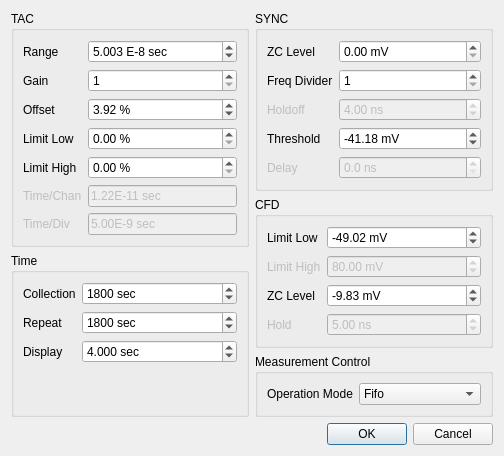
Before: the Qt Designer form src/qudi/gui/tcspc/tcsps_system_parameters.ui in tugatoconhelado/Qoptics_exp, drawn with Qt 5.
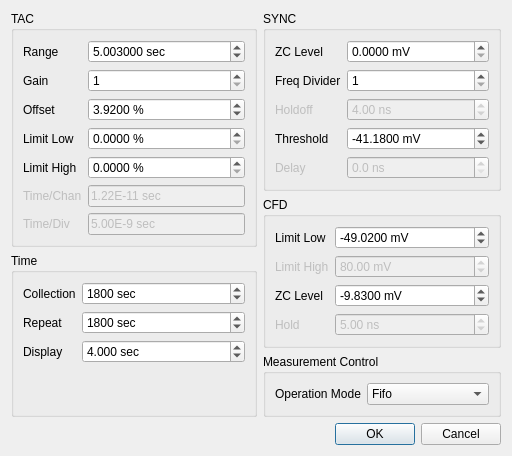
After: the same form once the commit is applied.

Commit message: Added parameter modification to TCSPC qudi package

```diff
--- a/src/qudi/gui/tcspc/tcsps_system_parameters.ui
+++ b/src/qudi/gui/tcspc/tcsps_system_parameters.ui
@@ -6,7 +6,7 @@
    <rect>
     <x>0</x>
     <y>0</y>
-    <width>504</width>
+    <width>512</width>
     <height>439</height>
    </rect>
   </property>
@@ -34,10 +34,10 @@
           <item row="0" column="1">
            <widget class="QDoubleSpinBox" name="tac_range_spinbox">
             <property name="suffix">
-             <string> E-8 sec</string>
+             <string> sec</string>
             </property>
             <property name="decimals">
-             <number>3</number>
+             <number>6</number>
             </property>
             <property name="maximum">
              <double>10000000000000000139372116959414099130712064.000000000000000</double>
@@ -79,6 +79,9 @@
             <property name="suffix">
              <string> %</string>
             </property>
+            <property name="decimals">
+             <number>4</number>
+            </property>
             <property name="maximum">
              <double>100.000000000000000</double>
             </property>
@@ -99,6 +102,9 @@
             <property name="suffix">
              <string> %</string>
             </property>
+            <property name="decimals">
+             <number>4</number>
+            </property>
             <property name="maximum">
              <double>100000000000000004764729344.000000000000000</double>
             </property>
@@ -116,6 +122,9 @@
             <property name="suffix">
              <string> %</string>
             </property>
+            <property name="decimals">
+             <number>4</number>
+            </property>
             <property name="maximum">
              <double>100000000000000004764729344.000000000000000</double>
             </property>
@@ -285,6 +294,9 @@
             <property name="suffix">
              <string> mV</string>
             </property>
+            <property name="decimals">
+             <number>4</number>
+            </property>
            </widget>
           </item>
           <item row="3" column="1">
@@ -292,6 +304,9 @@
             <property name="suffix">
              <string> mV</string>
             </property>
+            <property name="decimals">
+             <number>4</number>
+            </property>
             <property name="minimum">
              <double>-999999999999999.000000000000000</double>
             </property>
@@ -370,6 +385,9 @@
             <property name="suffix">
              <string> mV</string>
             </property>
+            <property name="decimals">
+             <number>4</number>
+            </property>
             <property name="minimum">
              <double>-10000000000000000000.000000000000000</double>
             </property>
@@ -393,6 +411,9 @@
             <property name="suffix">
              <string> mV</string>
             </property>
+            <property name="decimals">
+             <number>4</number>
+            </property>
             <property name="minimum">
              <double>-999999999999999.000000000000000</double>
             </property>
```
The commit also changes 10 other files.
